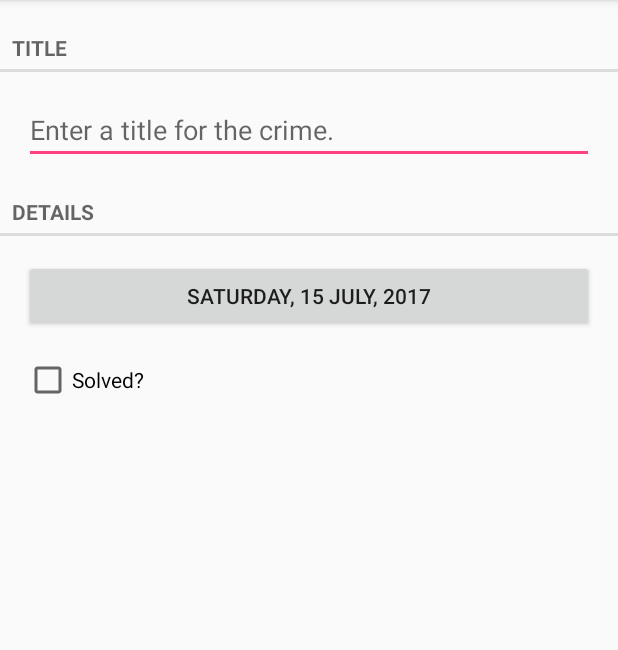
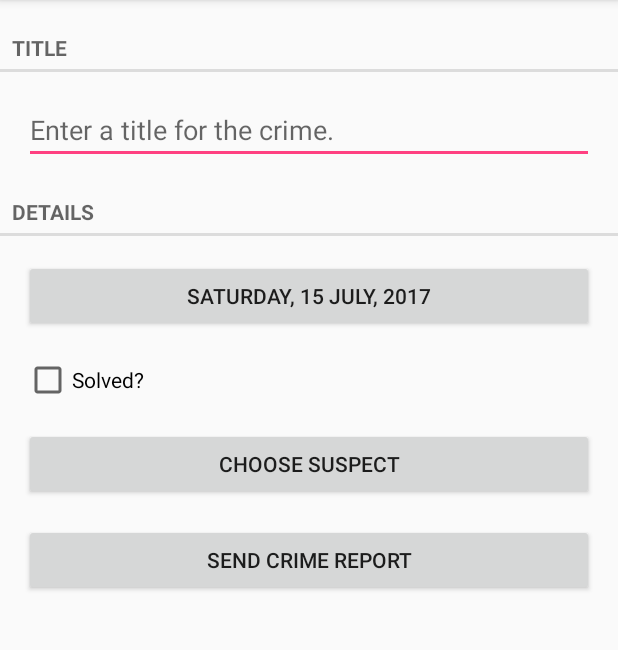
Before and after one commit to lynnik/CriminalIntent, an Android app: the CrimeFragment screen opened directly, with no data from a screen before it, on a phone screen of 412 x 824 dp, the part 84-734 px from its top. Run offline under Robolectric (Android 15) with nearby library versions, the phone set to English and light mode, and no system bars.

Commit message:
Changed layouts for CrimeFragment.

```diff
--- a/app/src/main/java/com/lynnik/criminalintent/CrimeLab.java
+++ b/app/src/main/java/com/lynnik/criminalintent/CrimeLab.java
@@ -61,7 +61,8 @@ public class CrimeLab {
   }
 
   public void removeCrime(Crime c) {
-
+    mDatabase.delete(CrimeTable.NAME,
+        CrimeTable.Cols.UUID + " = ?", new String[]{c.getId().toString()});
   }
 
   public List<Crime> getCrimes() {
--- a/app/src/main/res/layout-land/fragment_crime.xml
+++ b/app/src/main/res/layout-land/fragment_crime.xml
@@ -45,8 +45,10 @@
     android:id="@+id/crime_date"
     android:layout_width="0dp"
     android:layout_height="wrap_content"
+    android:layout_marginEnd="8dp"
     android:layout_marginLeft="16dp"
     android:layout_marginRight="8dp"
+    android:layout_marginStart="16dp"
     android:layout_marginTop="16dp"
     app:layout_constraintLeft_toLeftOf="parent"
     app:layout_constraintRight_toLeftOf="@+id/crime_solved"
@@ -56,14 +58,43 @@
     android:id="@+id/crime_solved"
     android:layout_width="0dp"
     android:layout_height="wrap_content"
-    android:layout_marginBottom="0dp"
+    android:layout_marginEnd="16dp"
     android:layout_marginLeft="8dp"
     android:layout_marginRight="16dp"
-    android:layout_marginTop="0dp"
+    android:layout_marginStart="8dp"
     android:text="@string/crime_solved_label"
     app:layout_constraintBottom_toBottomOf="@+id/crime_date"
     app:layout_constraintLeft_toRightOf="@+id/crime_date"
     app:layout_constraintRight_toRightOf="parent"
     app:layout_constraintTop_toTopOf="@+id/crime_date"/>
 
+  <Button
+    android:id="@+id/crime_suspect"
+    android:layout_width="0dp"
+    android:layout_height="wrap_content"
+    android:layout_marginEnd="8dp"
+    android:layout_marginLeft="16dp"
+    android:layout_marginRight="8dp"
+    android:layout_marginStart="16dp"
+    android:layout_marginTop="16dp"
+    android:text="@string/crime_suspect_text"
+    app:layout_constraintHorizontal_chainStyle="spread_inside"
+    app:layout_constraintLeft_toLeftOf="parent"
+    app:layout_constraintRight_toLeftOf="@+id/crime_report"
+    app:layout_constraintTop_toBottomOf="@+id/crime_date"/>
+
+  <Button
+    android:id="@+id/crime_report"
+    android:layout_width="0dp"
+    android:layout_height="wrap_content"
+    android:layout_marginEnd="16dp"
+    android:layout_marginLeft="8dp"
+    android:layout_marginRight="16dp"
+    android:layout_marginStart="8dp"
+    android:layout_marginTop="16dp"
+    android:text="@string/crime_report_text"
+    app:layout_constraintLeft_toRightOf="@+id/crime_suspect"
+    app:layout_constraintRight_toRightOf="parent"
+    app:layout_constraintTop_toBottomOf="@+id/crime_date"/>
+
 </android.support.constraint.ConstraintLayout>
--- a/app/src/main/res/layout/fragment_crime.xml
+++ b/app/src/main/res/layout/fragment_crime.xml
@@ -68,4 +68,32 @@
     app:layout_constraintRight_toRightOf="parent"
     app:layout_constraintTop_toBottomOf="@+id/crime_date"/>
 
+  <Button
+    android:id="@+id/crime_suspect"
+    android:layout_width="0dp"
+    android:layout_height="wrap_content"
+    android:layout_marginEnd="16dp"
+    android:layout_marginLeft="16dp"
+    android:layout_marginRight="16dp"
+    android:layout_marginStart="16dp"
+    android:layout_marginTop="16dp"
+    android:text="@string/crime_suspect_text"
+    app:layout_constraintLeft_toLeftOf="parent"
+    app:layout_constraintRight_toRightOf="parent"
+    app:layout_constraintTop_toBottomOf="@+id/crime_solved"/>
+
+  <Button
+    android:id="@+id/crime_report"
+    android:layout_width="0dp"
+    android:layout_height="wrap_content"
+    android:layout_marginEnd="16dp"
+    android:layout_marginLeft="16dp"
+    android:layout_marginRight="16dp"
+    android:layout_marginStart="16dp"
+    android:layout_marginTop="16dp"
+    android:text="@string/crime_report_text"
+    app:layout_constraintLeft_toLeftOf="parent"
+    app:layout_constraintRight_toRightOf="parent"
+    app:layout_constraintTop_toBottomOf="@+id/crime_suspect"/>
+
 </android.support.constraint.ConstraintLayout>
--- a/app/src/main/res/values/strings.xml
+++ b/app/src/main/res/values/strings.xml
@@ -14,4 +14,6 @@
     <item quantity="other">%1$d crimes</item>
   </plurals>
   <string name="crime_list_empty">The list of crimes is empty.</string>
+  <string name="crime_suspect_text">Choose Suspect</string>
+  <string name="crime_report_text">Send Crime Report</string>
 </resources>
```
